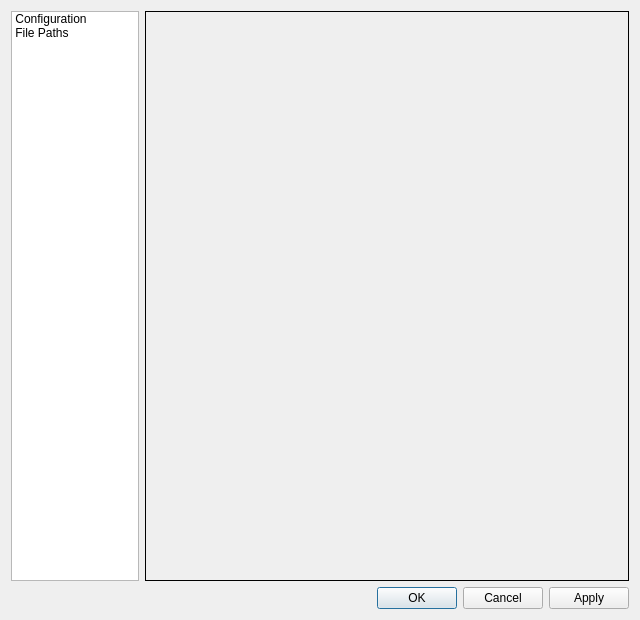
Old version of the form src/app/seamlyme/dialogs/dialogseamlymepreferences.ui in the repository FashionFreedom/Seamly2D.
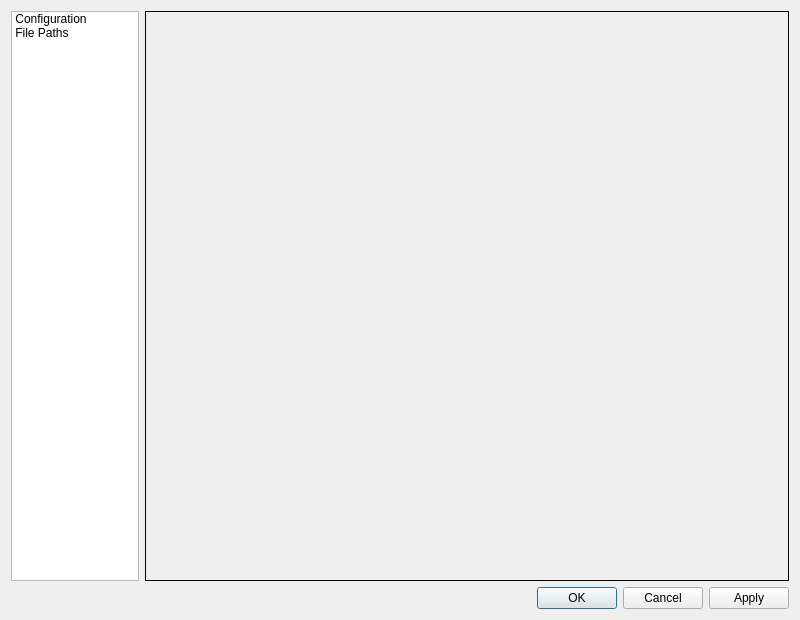
New version of the form. Icons and pictures are not drawn.

Patch:
```diff
--- a/src/app/seamlyme/dialogs/dialogseamlymepreferences.ui
+++ b/src/app/seamlyme/dialogs/dialogseamlymepreferences.ui
@@ -6,19 +6,19 @@
    <rect>
     <x>0</x>
     <y>0</y>
-    <width>640</width>
+    <width>800</width>
     <height>620</height>
    </rect>
   </property>
   <property name="minimumSize">
    <size>
-    <width>640</width>
+    <width>650</width>
     <height>620</height>
    </size>
   </property>
   <property name="maximumSize">
    <size>
-    <width>640</width>
+    <width>800</width>
     <height>620</height>
    </size>
   </property>
```
